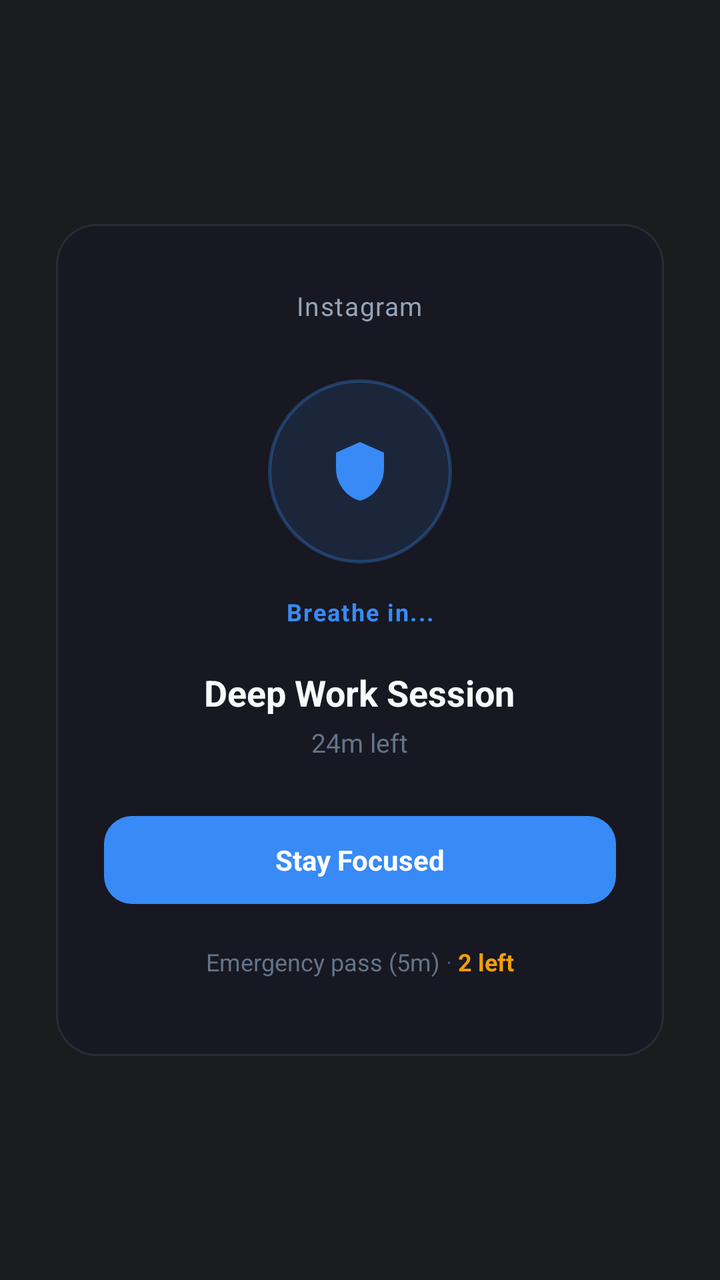
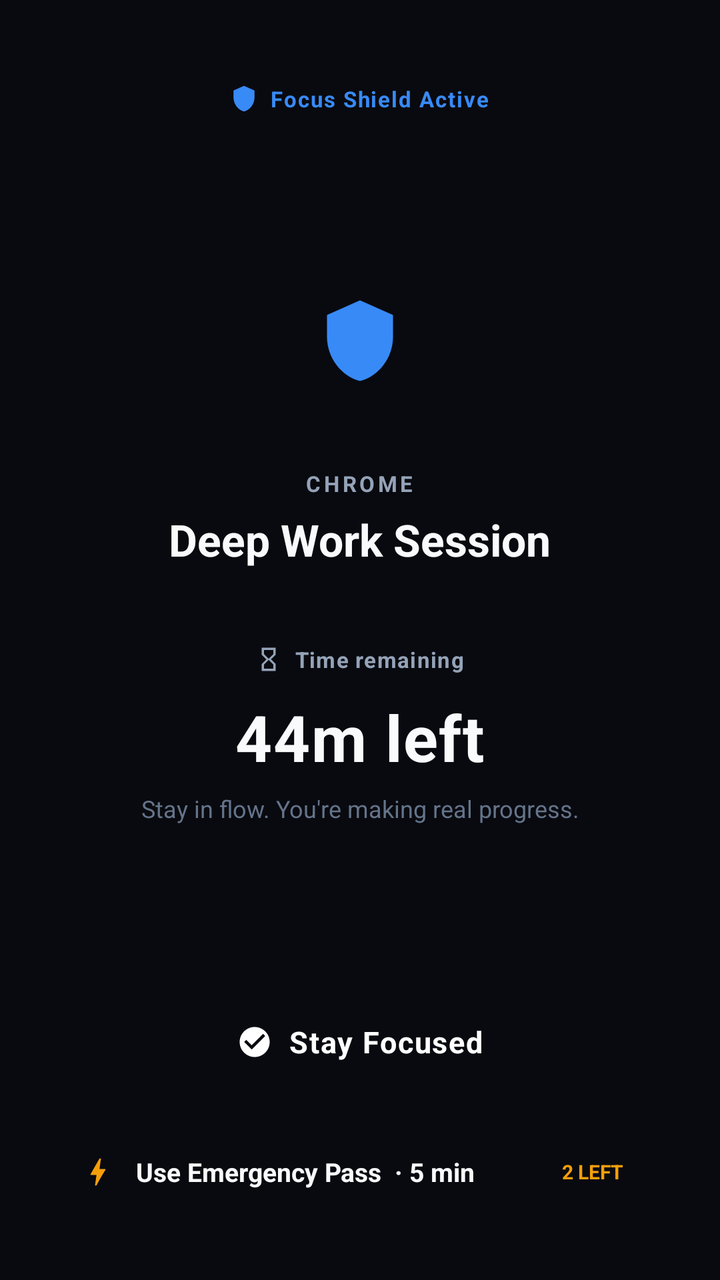

Two renders of the same Android screen: before a commit and after it. Below are the layout's source before the change and the commit's diff.
<!-- AndroidManifest.xml: fallback theme Theme.MaterialComponents.DayNight.NoActionBar -->
<!-- res/layout/focus_friction_overlay.xml -->
<?xml version="1.0" encoding="utf-8"?>
<FrameLayout xmlns:android="http://schemas.android.com/apk/res/android"
    android:id="@+id/friction_root"
    android:layout_width="match_parent"
    android:layout_height="match_parent"
    android:background="#F20F1015"
    android:clickable="true"
    android:focusable="true"
    android:padding="28dp">

    <LinearLayout
        android:id="@+id/friction_card"
        android:layout_width="match_parent"
        android:layout_height="wrap_content"
        android:layout_gravity="center"
        android:background="@drawable/friction_card_bg"
        android:gravity="center_horizontal"
        android:orientation="vertical"
        android:paddingStart="24dp"
        android:paddingTop="32dp"
        android:paddingEnd="24dp"
        android:paddingBottom="28dp">

        
        <TextView
            android:id="@+id/tv_friction_app_name"
            android:layout_width="wrap_content"
            android:layout_height="wrap_content"
            android:letterSpacing="0.04"
            android:text="Instagram"
            android:textColor="#94A3B8"
            android:textSize="13sp" />

        
        <FrameLayout
            android:layout_width="100dp"
            android:layout_height="100dp"
            android:layout_marginTop="24dp">

            <View
                android:id="@+id/view_breathe_ring"
                android:layout_width="92dp"
                android:layout_height="92dp"
                android:layout_gravity="center"
                android:background="@drawable/friction_circle_bg" />

            <ImageView
                android:layout_width="32dp"
                android:layout_height="32dp"
                android:layout_gravity="center"
                android:src="@drawable/ic_shield_vector" />
        </FrameLayout>

        
        <TextView
            android:id="@+id/tv_breathe_prompt"
            android:layout_width="wrap_content"
            android:layout_height="wrap_content"
            android:layout_marginTop="12dp"
            android:letterSpacing="0.06"
            android:text="Breathe in..."
            android:textColor="#388AF6"
            android:textSize="12sp"
            android:textStyle="bold" />

        
        <TextView
            android:id="@+id/tv_task_title"
            android:layout_width="wrap_content"
            android:layout_height="wrap_content"
            android:layout_marginTop="20dp"
            android:ellipsize="end"
            android:gravity="center"
            android:maxLines="2"
            android:text="Deep Work Session"
            android:textColor="#F8FAFC"
            android:textSize="18sp"
            android:textStyle="bold" />

        
        <TextView
            android:id="@+id/tv_remaining_time"
            android:layout_width="wrap_content"
            android:layout_height="wrap_content"
            android:layout_marginTop="4dp"
            android:text="24m left"
            android:textColor="#64748B"
            android:textSize="13sp" />

        
        <TextView
            android:id="@+id/btn_return_home"
            android:layout_width="match_parent"
            android:layout_height="44dp"
            android:layout_marginTop="28dp"
            android:background="@drawable/friction_btn_primary"
            android:clickable="true"
            android:focusable="true"
            android:gravity="center"
            android:text="Stay Focused"
            android:textColor="#FFFFFF"
            android:textSize="14sp"
            android:textStyle="bold" />

        
        <LinearLayout
            android:id="@+id/btn_emergency_pass"
            android:layout_width="wrap_content"
            android:layout_height="38dp"
            android:layout_marginTop="10dp"
            android:clickable="true"
            android:focusable="true"
            android:gravity="center"
            android:orientation="horizontal"
            android:paddingStart="12dp"
            android:paddingEnd="12dp">

            <TextView
                android:layout_width="wrap_content"
                android:layout_height="wrap_content"
                android:text="Emergency pass (5m)"
                android:textColor="#64748B"
                android:textSize="12sp" />

            <TextView
                android:layout_width="wrap_content"
                android:layout_height="wrap_content"
                android:text=" · "
                android:textColor="#475569"
                android:textSize="12sp" />

            <TextView
                android:id="@+id/tv_pass_count"
                android:layout_width="wrap_content"
                android:layout_height="wrap_content"
                android:text="2 left"
                android:textColor="#F59E0B"
                android:textSize="12sp"
                android:textStyle="bold" />
        </LinearLayout>

    </LinearLayout>
</FrameLayout>
<!-- resources referenced by this layout -->
<resources>
  <!-- drawable friction_btn_primary (drawable) -->
  <?xml version="1.0" encoding="utf-8"?>
  <ripple xmlns:android="http://schemas.android.com/apk/res/android"
      android:color="#4DFFFFFF">
      <item>
          <shape android:shape="rectangle">
              <solid android:color="#388AF6" />
              <corners android:radius="14dp" />
          </shape>
      </item>
  </ripple>
  <!-- drawable friction_card_bg (drawable) -->
  <?xml version="1.0" encoding="utf-8"?>
  <shape xmlns:android="http://schemas.android.com/apk/res/android"
      android:shape="rectangle">
      <solid android:color="#171821" />
      <corners android:radius="20dp" />
      <stroke android:width="1dp" android:color="#14FFFFFF" />
  </shape>
  <!-- drawable friction_circle_bg (drawable) -->
  <?xml version="1.0" encoding="utf-8"?>
  <shape xmlns:android="http://schemas.android.com/apk/res/android"
      android:shape="oval">
      <solid android:color="#1F388AF6" />
      <stroke android:width="1.5dp" android:color="#4D388AF6" />
  </shape>
  <!-- drawable ic_shield_vector (drawable) -->
  <vector xmlns:android="http://schemas.android.com/apk/res/android"
      android:width="36dp"
      android:height="36dp"
      android:viewportWidth="24"
      android:viewportHeight="24">
    <path
        android:fillColor="#388AF6"
        android:pathData="M12,1L3,5v6c0,5.55 3.84,10.74 9,12 5.16,-1.26 9,-6.45 9,-12V5l-9,-4z"/>
  </vector>
</resources>

<!-- the commit's change to res/layout/focus_friction_overlay.xml (unified diff, before → after) -->
@@ -3,64 +3,85 @@
     android:id="@+id/friction_root"
     android:layout_width="match_parent"
     android:layout_height="match_parent"
-    android:background="#F20F1015"
+    android:background="#090A0F"
     android:clickable="true"
-    android:focusable="true"
-    android:padding="28dp">
+    android:focusable="true">
 
     <LinearLayout
-        android:id="@+id/friction_card"
+        android:id="@+id/friction_content_container"
         android:layout_width="match_parent"
-        android:layout_height="wrap_content"
-        android:layout_gravity="center"
-        android:background="@drawable/friction_card_bg"
+        android:layout_height="match_parent"
         android:gravity="center_horizontal"
         android:orientation="vertical"
         android:paddingStart="24dp"
-        android:paddingTop="32dp"
+        android:paddingTop="36dp"
         android:paddingEnd="24dp"
         android:paddingBottom="28dp">
+
+        
+        <LinearLayout
+            android:id="@+id/layout_status_badge"
+            android:layout_width="wrap_content"
+            android:layout_height="wrap_content"
+            android:gravity="center_vertical"
+            android:orientation="horizontal"
+            android:paddingStart="12dp"
+            android:paddingTop="6dp"
+            android:paddingEnd="12dp"
+            android:paddingBottom="6dp">
+
+            <ImageView
+                android:id="@+id/iv_status_icon"
+                android:layout_width="14dp"
+                android:layout_height="14dp"
+                android:src="@drawable/ic_shield_vector" />
+
+            <TextView
+                android:id="@+id/tv_status_title"
+                android:layout_width="wrap_content"
+                android:layout_height="wrap_content"
+                android:layout_marginStart="6dp"
+                android:letterSpacing="0.06"
+                android:text="Focus Shield Active"
+                android:textColor="#388AF6"
+                android:textSize="11sp"
+                android:textStyle="bold" />
+        </LinearLayout>
+
+        
+        <View
+            android:layout_width="match_parent"
+            android:layout_height="0dp"
+            android:layout_weight="1" />
+
+        
+        <FrameLayout
+            android:id="@+id/layout_shield_container"
+            android:layout_width="88dp"
+            android:layout_height="88dp"
+            android:layout_gravity="center_horizontal">
+
+            <ImageView
+                android:id="@+id/iv_shield_large"
+                android:layout_width="44dp"
+                android:layout_height="44dp"
+                android:layout_gravity="center"
+                android:src="@drawable/ic_shield_vector" />
+        </FrameLayout>
 
         
         <TextView
             android:id="@+id/tv_friction_app_name"
             android:layout_width="wrap_content"
             android:layout_height="wrap_content"
-            android:letterSpacing="0.04"
-            android:text="Instagram"
+            android:layout_marginTop="20dp"
+            android:ellipsize="end"
+            android:gravity="center"
+            android:letterSpacing="0.14"
+            android:maxLines="1"
+            android:text="CHROME"
             android:textColor="#94A3B8"
-            android:textSize="13sp" />
-
-        
-        <FrameLayout
-            android:layout_width="100dp"
-            android:layout_height="100dp"
-            android:layout_marginTop="24dp">
-
-            <View
-                android:id="@+id/view_breathe_ring"
-                android:layout_width="92dp"
-                android:layout_height="92dp"
-                android:layout_gravity="center"
-                android:background="@drawable/friction_circle_bg" />
-
-            <ImageView
-                android:layout_width="32dp"
-                android:layout_height="32dp"
-                android:layout_gravity="center"
-                android:src="@drawable/ic_shield_vector" />
-        </FrameLayout>
-
-        
-        <TextView
-            android:id="@+id/tv_breathe_prompt"
-            android:layout_width="wrap_content"
-            android:layout_height="wrap_content"
-            android:layout_marginTop="12dp"
-            android:letterSpacing="0.06"
-            android:text="Breathe in..."
-            android:textColor="#388AF6"
-            android:textSize="12sp"
+            android:textSize="11sp"
             android:textStyle="bold" />
 
         
@@ -68,75 +89,159 @@
             android:id="@+id/tv_task_title"
             android:layout_width="wrap_content"
             android:layout_height="wrap_content"
-            android:layout_marginTop="20dp"
+            android:layout_marginTop="6dp"
             android:ellipsize="end"
             android:gravity="center"
             android:maxLines="2"
             android:text="Deep Work Session"
             android:textColor="#F8FAFC"
-            android:textSize="18sp"
+            android:textSize="22sp"
             android:textStyle="bold" />
 
         
-        <TextView
-            android:id="@+id/tv_remaining_time"
-            android:layout_width="wrap_content"
-            android:layout_height="wrap_content"
-            android:layout_marginTop="4dp"
-            android:text="24m left"
-            android:textColor="#64748B"
-            android:textSize="13sp" />
-
-        
-        <TextView
+        <LinearLayout
+            android:id="@+id/layout_countdown_card"
+            android:layout_width="match_parent"
+            android:layout_height="wrap_content"
+            android:layout_marginTop="20dp"
+            android:gravity="center_horizontal"
+            android:orientation="vertical"
+            android:paddingStart="20dp"
+            android:paddingTop="18dp"
+            android:paddingEnd="20dp"
+            android:paddingBottom="18dp">
+
+            
+            <LinearLayout
+                android:layout_width="wrap_content"
+                android:layout_height="wrap_content"
+                android:gravity="center_vertical"
+                android:orientation="horizontal">
+
+                <ImageView
+                    android:id="@+id/iv_countdown_icon"
+                    android:layout_width="14dp"
+                    android:layout_height="14dp"
+                    android:src="@drawable/ic_hourglass_vector" />
+
+                <TextView
+                    android:id="@+id/tv_countdown_label"
+                    android:layout_width="wrap_content"
+                    android:layout_height="wrap_content"
+                    android:layout_marginStart="6dp"
+                    android:letterSpacing="0.04"
+                    android:text="Time remaining"
+                    android:textColor="#94A3B8"
+                    android:textSize="11sp"
+                    android:textStyle="bold" />
+            </LinearLayout>
+
+            
+            <TextView
+                android:id="@+id/tv_remaining_time"
+                android:layout_width="wrap_content"
+                android:layout_height="wrap_content"
+                android:layout_marginTop="10dp"
+                android:letterSpacing="0.02"
+                android:text="44m left"
+                android:textColor="#F8FAFC"
+                android:textSize="32sp"
+                android:textStyle="bold" />
+
+            
+            <TextView
+                android:id="@+id/tv_countdown_subtitle"
+                android:layout_width="wrap_content"
+                android:layout_height="wrap_content"
+                android:layout_marginTop="6dp"
+                android:gravity="center"
+                android:text="Stay in flow. You're making real progress."
+                android:textColor="#64748B"
+                android:textSize="12sp" />
+        </LinearLayout>
+
+        
+        <View
+            android:layout_width="match_parent"
+            android:layout_height="0dp"
+            android:layout_weight="1" />
+
+        
+        <LinearLayout
             android:id="@+id/btn_return_home"
             android:layout_width="match_parent"
-            android:layout_height="44dp"
-            android:layout_marginTop="28dp"
-            android:background="@drawable/friction_btn_primary"
+            android:layout_height="54dp"
             android:clickable="true"
             android:focusable="true"
             android:gravity="center"
-            android:text="Stay Focused"
-            android:textColor="#FFFFFF"
-            android:textSize="14sp"
-            android:textStyle="bold" />
+            android:orientation="horizontal">
+
+            <ImageView
+                android:id="@+id/iv_stay_focused_icon"
+                android:layout_width="18dp"
+                android:layout_height="18dp"
+                android:src="@drawable/ic_check_vector" />
+
+            <TextView
+                android:id="@+id/tv_btn_stay_focused"
+                android:layout_width="wrap_content"
+                android:layout_height="wrap_content"
+                android:layout_marginStart="8dp"
+                android:letterSpacing="0.04"
+                android:text="Stay Focused"
+                android:textColor="#FFFFFF"
+                android:textSize="15sp"
+                android:textStyle="bold" />
+        </LinearLayout>
 
         
         <LinearLayout
             android:id="@+id/btn_emergency_pass"
-            android:layout_width="wrap_content"
-            android:layout_height="38dp"
-            android:layout_marginTop="10dp"
+            android:layout_width="match_parent"
+            android:layout_height="52dp"
+            android:layout_marginTop="12dp"
             android:clickable="true"
             android:focusable="true"
-            android:gravity="center"
+            android:gravity="center_vertical"
             android:orientation="horizontal"
-            android:paddingStart="12dp"
-            android:paddingEnd="12dp">
-
-            <TextView
-                android:layout_width="wrap_content"
-                android:layout_height="wrap_content"
-                android:text="Emergency pass (5m)"
-                android:textColor="#64748B"
-                android:textSize="12sp" />
-
-            <TextView
-                android:layout_width="wrap_content"
-                android:layout_height="wrap_content"
-                android:text=" · "
-                android:textColor="#475569"
-                android:textSize="12sp" />
-
-            <TextView
-                android:id="@+id/tv_pass_count"
-                android:layout_width="wrap_content"
-                android:layout_height="wrap_content"
-                android:text="2 left"
-                android:textColor="#F59E0B"
-                android:textSize="12sp"
-                android:textStyle="bold" />
+            android:paddingStart="16dp"
+            android:paddingEnd="16dp">
+
+            <ImageView
+                android:id="@+id/iv_emergency_pass_icon"
+                android:layout_width="18dp"
+                android:layout_height="18dp"
+                android:src="@drawable/ic_bolt_vector" />
+
+            <TextView
+                android:id="@+id/tv_emergency_pass_label"
+                android:layout_width="0dp"
+                android:layout_height="wrap_content"
+                android:layout_marginStart="10dp"
+                android:layout_weight="1"
+                android:text="Use Emergency Pass  · 5 min"
+                android:textColor="#F8FAFC"
+                android:textSize="13sp"
+                android:textStyle="bold" />
+
+            <LinearLayout
+                android:id="@+id/layout_pass_badge"
+                android:layout_width="wrap_content"
+                android:layout_height="wrap_content"
+                android:paddingStart="8dp"
+                android:paddingTop="4dp"
+                android:paddingEnd="8dp"
+                android:paddingBottom="4dp">
+
+                <TextView
+                    android:id="@+id/tv_pass_count"
+                    android:layout_width="wrap_content"
+                    android:layout_height="wrap_content"
+                    android:text="2 LEFT"
+                    android:textColor="#F59E0B"
+                    android:textSize="10sp"
+                    android:textStyle="bold" />
+            </LinearLayout>
         </LinearLayout>
 
     </LinearLayout>
<!-- resource entries referenced after the edit -->
@@ -1,31 +1,35 @@
 <!-- resources referenced by this layout -->
 <resources>
-  <!-- drawable friction_btn_primary (drawable) -->
-  <?xml version="1.0" encoding="utf-8"?>
-  <ripple xmlns:android="http://schemas.android.com/apk/res/android"
-      android:color="#4DFFFFFF">
-      <item>
-          <shape android:shape="rectangle">
-              <solid android:color="#388AF6" />
-              <corners android:radius="14dp" />
-          </shape>
-      </item>
-  </ripple>
-  <!-- drawable friction_card_bg (drawable) -->
-  <?xml version="1.0" encoding="utf-8"?>
-  <shape xmlns:android="http://schemas.android.com/apk/res/android"
-      android:shape="rectangle">
-      <solid android:color="#171821" />
-      <corners android:radius="20dp" />
-      <stroke android:width="1dp" android:color="#14FFFFFF" />
-  </shape>
-  <!-- drawable friction_circle_bg (drawable) -->
-  <?xml version="1.0" encoding="utf-8"?>
-  <shape xmlns:android="http://schemas.android.com/apk/res/android"
-      android:shape="oval">
-      <solid android:color="#1F388AF6" />
-      <stroke android:width="1.5dp" android:color="#4D388AF6" />
-  </shape>
+  <!-- drawable ic_bolt_vector (drawable) -->
+  <vector xmlns:android="http://schemas.android.com/apk/res/android"
+      android:width="18dp"
+      android:height="18dp"
+      android:viewportWidth="24"
+      android:viewportHeight="24">
+    <path
+        android:fillColor="#F59E0B"
+        android:pathData="M11,21h-1l1,-7H7.5c-0.58,0 -0.57,-0.32 -0.38,-0.66 0.19,-0.34 0.05,-0.08 0.07,-0.12C8.48,10.94 10.42,7.54 13,3h1l-1,7h3.5c0.49,0 0.56,0.33 0.47,0.51l-0.07,0.15C12.9,17.06 11,21 11,21z"/>
+  </vector>
+  <!-- drawable ic_check_vector (drawable) -->
+  <vector xmlns:android="http://schemas.android.com/apk/res/android"
+      android:width="20dp"
+      android:height="20dp"
+      android:viewportWidth="24"
+      android:viewportHeight="24">
+    <path
+        android:fillColor="#FFFFFF"
+        android:pathData="M12,2C6.48,2 2,6.48 2,12s4.48,10 10,10 10,-4.48 10,-10S17.52,2 12,2zM10,17l-5,-5 1.41,-1.41L10,14.17l7.59,-7.59L19,8l-9,9z"/>
+  </vector>
+  <!-- drawable ic_hourglass_vector (drawable) -->
+  <vector xmlns:android="http://schemas.android.com/apk/res/android"
+      android:width="16dp"
+      android:height="16dp"
+      android:viewportWidth="24"
+      android:viewportHeight="24">
+    <path
+        android:fillColor="#94A3B8"
+        android:pathData="M6,2v6h0.01L6,8.01 10,12l-4,4 0.01,0.01H6V22h12v-5.99h-0.01L18,16l-4,-4 4,-3.99 -0.01,-0.01H18V2H6zM16,16.5V20H8v-3.5l4,-4 4,4zM12,11.5l-4,-4V4h8v3.5l-4,4z"/>
+  </vector>
   <!-- drawable ic_shield_vector (drawable) -->
   <vector xmlns:android="http://schemas.android.com/apk/res/android"
       android:width="36dp"
